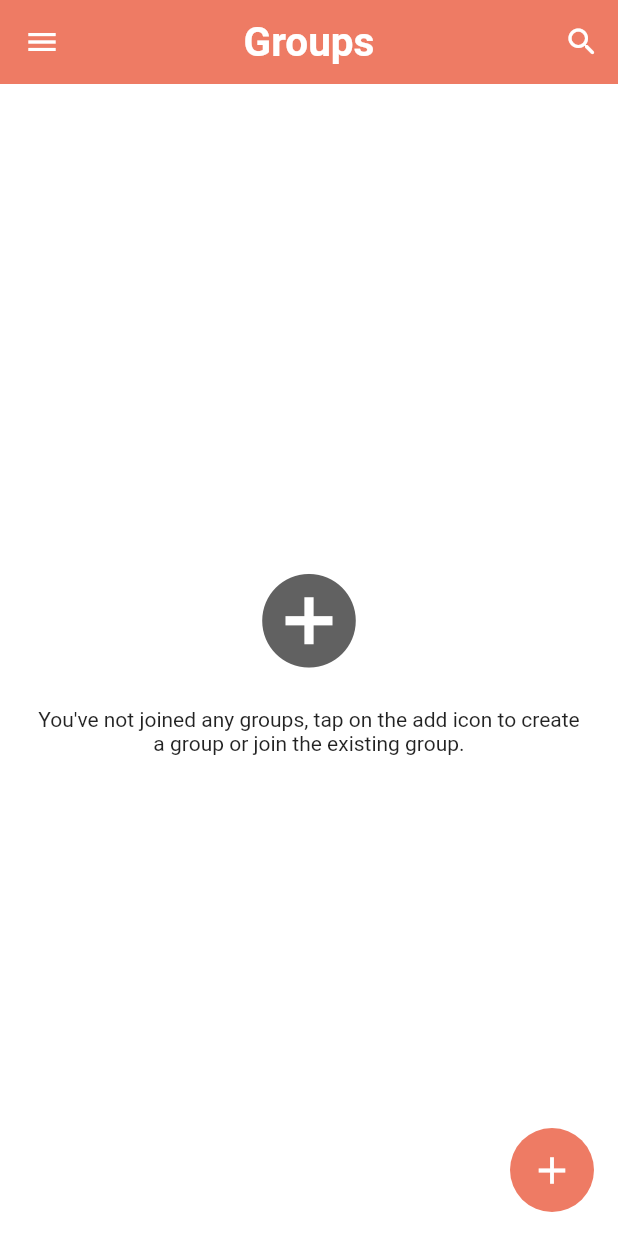
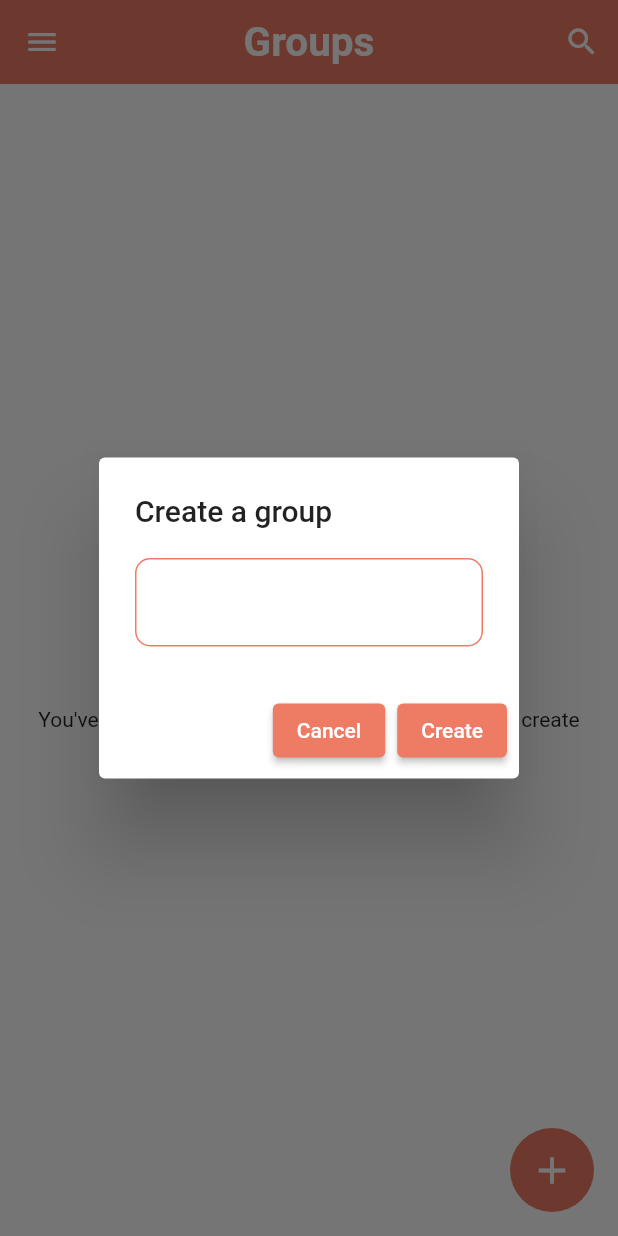
Before and after one commit to harshvarmora28/target_firebase_flutter_app, a Flutter app: the HomePage screen opened directly, after a tap on the "add circle" icon, on a phone screen of 412 x 824 dp. Run offline on Flutter 3.47's test engine with Material 2 defaults, Android fonts, the light colour scheme and no system bars; our stand-ins replace cloud_firestore, firebase_auth, firebase_core, firebase_storage, shared_preferences; accounts and stored records are empty.

Commit message:
created group list

```diff
--- a/lib/pages/home_page.dart
+++ b/lib/pages/home_page.dart
@@ -6,6 +6,7 @@
 import 'package:groupie_chatapp_firebase/pages/search_page.dart';
 import 'package:groupie_chatapp_firebase/service/auth_service.dart';
 import 'package:groupie_chatapp_firebase/service/database_service.dart';
+import 'package:groupie_chatapp_firebase/widgets/group_tile.dart';
 import 'package:groupie_chatapp_firebase/widgets/widgets.dart';
 
 class HomePage extends StatefulWidget {
@@ -20,11 +21,22 @@
   String email = "";
   AuthService authService = AuthService();
   Stream? groups;
+  bool _isLoading = false;
+  String groupName = "";
 
   @override
   void initState() {
     super.initState();
     gettingUserData();
+  }
+
+  // string manipulation
+  String getId(String res) {
+    return res.substring(0, res.indexOf("_"));
+  }
+
+  String getName(String res) {
+    return res.substring(res.indexOf("_") + 1);
   }
 
   gettingUserData() async {
@@ -189,7 +201,85 @@
     );
   }
 
-  popUpDialog(BuildContext context) {}
+  popUpDialog(BuildContext context) {
+    showDialog(
+        barrierDismissible: false,
+        context: context,
+        builder: (context) {
+          return AlertDialog(
+            title: const Text(
+              "Create a group",
+              textAlign: TextAlign.left,
+            ),
+            content: Column(
+              mainAxisSize: MainAxisSize.min,
+              children: [
+                _isLoading == true
+                    ? Center(
+                        child: CircularProgressIndicator(
+                          color: Theme.of(context).primaryColor,
+                        ),
+                      )
+                    : TextField(
+                        onChanged: (val) {
+                          setState(() {
+                            groupName = val;
+                          });
+                        },
+                        style: const TextStyle(color: Colors.black),
+                        decoration: InputDecoration(
+                          enabledBorder: OutlineInputBorder(
+                            borderSide: BorderSide(
+                                color: Theme.of(context).primaryColor),
+                            borderRadius: BorderRadius.circular(10),
+                          ),
+                          errorBorder: OutlineInputBorder(
+                            borderSide: const BorderSide(color: Colors.red),
+                            borderRadius: BorderRadius.circular(10),
+                          ),
+                          focusedBorder: OutlineInputBorder(
+                            borderSide: BorderSide(
+                                color: Theme.of(context).primaryColor),
+                            borderRadius: BorderRadius.circular(10),
+                          ),
+                        ),
+                      ),
+              ],
+            ),
+            actions: [
+              ElevatedButton(
+                onPressed: () {
+                  Navigator.of(context).pop();
+                },
+                child: const Text("Cancel"),
+                style: ElevatedButton.styleFrom(
+                    primary: Theme.of(context).primaryColor),
+              ),
+              ElevatedButton(
+                onPressed: () async {
+                  if (groupName != "") {
+                    setState(() {
+                      _isLoading = true;
+                    });
+                    DatabaseService(uid: FirebaseAuth.instance.currentUser!.uid)
+                        .createGroup(userName,
+                            FirebaseAuth.instance.currentUser!.uid, groupName)
+                        .whenComplete(() {
+                      _isLoading = false;
+                    });
+                    Navigator.of(context).pop();
+                    showSnackbar(
+                        context, Colors.green, "Group created successfully!");
+                  }
+                },
+                child: const Text("Create"),
+                style: ElevatedButton.styleFrom(
+                    primary: Theme.of(context).primaryColor),
+              )
+            ],
+          );
+        });
+  }
 
   groupList() {
     return StreamBuilder(
@@ -199,7 +289,16 @@
           if (snapshot.hasData) {
             if (snapshot.data['groups'] != null) {
               if (snapshot.data['groups'].length != 0) {
-                return Text("Hello");
+                return ListView.builder(
+                  itemCount: snapshot.data['groups'].length,
+                  itemBuilder: (context, index) {
+                      int reverseIndex = snapshot.data['groups'].length - index - 1;
+                    return GroupTile(
+                        groupId: getId(snapshot.data['groups'][reverseIndex]),
+                        groupName: getName(snapshot.data['groups'][reverseIndex]),
+                        userName: snapshot.data['fullName']);
+                  },
+                );
               } else {
                 return noGroupWidget();
               }
```
Also changed, not shown: lib/pages/chat_page.dart (added, +20 -0 lines), lib/service/database_service.dart (+25 -0 lines), lib/widgets/group_tile.dart (added, +59 -0 lines).
